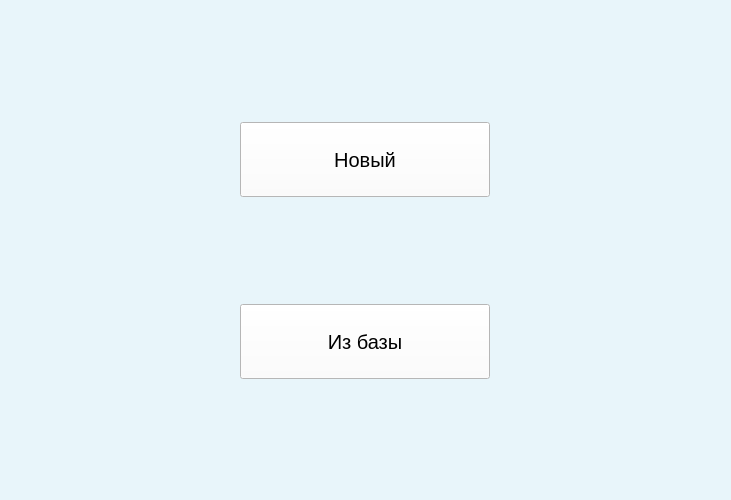
Before: the Qt Designer form qt/add_s.ui in andrei-229/valanter_app, drawn with Qt 5.
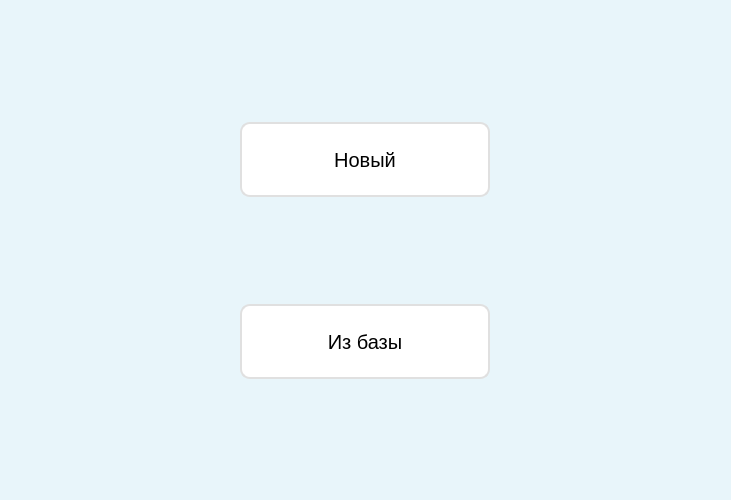
After: the same form once the commit is applied.

Diff of the .ui file:
```diff
--- a/qt/add_s.ui
+++ b/qt/add_s.ui
@@ -67,7 +67,9 @@
         </property>
         <property name="styleSheet">
          <string notr="true">QPushButton{
-	background-color: rgb(255, 255, 255);
+background-color: rgb(255, 255, 255);
+border: 2px solid #E0E0E0;
+border-radius: 10px;
 }
 QPushButton:hover{
 	background-color: rgb(242, 255, 235);
@@ -112,7 +114,9 @@
         </property>
         <property name="styleSheet">
          <string notr="true">QPushButton{
-	background-color: rgb(255, 255, 255);
+background-color: rgb(255, 255, 255);
+border: 2px solid #E0E0E0;
+border-radius: 10px;
 }
 QPushButton:hover{
 	background-color: rgb(242, 255, 235);
```
Left out of the diff: 12 changed lines with no effect on the pictures.
